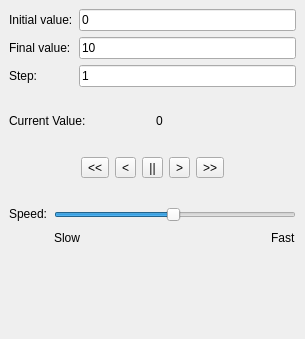
First picture: the form in kmplot/parameteranimator.ui, repository KDE/kmplot, before the edit.
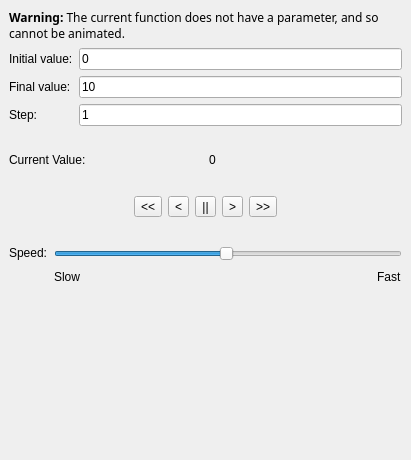
Second picture: the form after the edit. Custom widgets are drawn as their Qt base class.

Commit message: Usability improvements to dealing of parameters: - Warn if the parameter animator is invoked when the function does not have a parameter. - Automatically insert a parameter into the function string if Use List or Use Slider (in parameters groupbox) are clicked.

```diff
--- a/kmplot/parameteranimator.ui
+++ b/kmplot/parameteranimator.ui
@@ -5,8 +5,8 @@
    <rect>
     <x>0</x>
     <y>0</y>
-    <width>305</width>
-    <height>339</height>
+    <width>411</width>
+    <height>460</height>
    </rect>
   </property>
   <property name="windowTitle" >
@@ -19,6 +19,22 @@
    <property name="spacing" >
     <number>6</number>
    </property>
+   <item>
+    <widget class="QLabel" name="warningLabel" >
+     <property name="toolTip" >
+      <string>The function must have an additional variable as a parameter, e.g. f(x,k) would have k as its parameter</string>
+     </property>
+     <property name="text" >
+      <string>&lt;html>&lt;head>&lt;meta name="qrichtext" content="1" />&lt;style type="text/css">
+p, li { white-space: pre-wrap; }
+&lt;/style>&lt;/head>&lt;body style=" font-family:Sans Serif; font-size:9pt; font-weight:400; font-style:normal; text-decoration:none;">
+&lt;p style=" margin-top:0px; margin-bottom:0px; margin-left:0px; margin-right:0px; -qt-block-indent:0; text-indent:0px; font-family:Sans;">&lt;span style=" font-weight:600;">Warning:&lt;/span> The current function does not have a parameter, and so cannot be animated.&lt;/p>&lt;/body>&lt;/html></string>
+     </property>
+     <property name="wordWrap" >
+      <bool>true</bool>
+     </property>
+    </widget>
+   </item>
    <item>
     <layout class="QGridLayout" >
      <property name="margin" >
@@ -300,8 +316,8 @@
      </property>
      <property name="sizeHint" >
       <size>
-       <width>281</width>
-       <height>51</height>
+       <width>261</width>
+       <height>81</height>
       </size>
      </property>
     </spacer>
@@ -310,8 +326,13 @@
  </widget>
  <customwidgets>
   <customwidget>
-   <class>EquationEdit</class>
+   <class>KLineEdit</class>
    <extends>QLineEdit</extends>
+   <header>klineedit.h</header>
+  </customwidget>
+  <customwidget>
+   <class>EquationEdit</class>
+   <extends>KLineEdit</extends>
    <header>equationedit.h</header>
   </customwidget>
  </customwidgets>
```
The commit also changes 5 other files.
